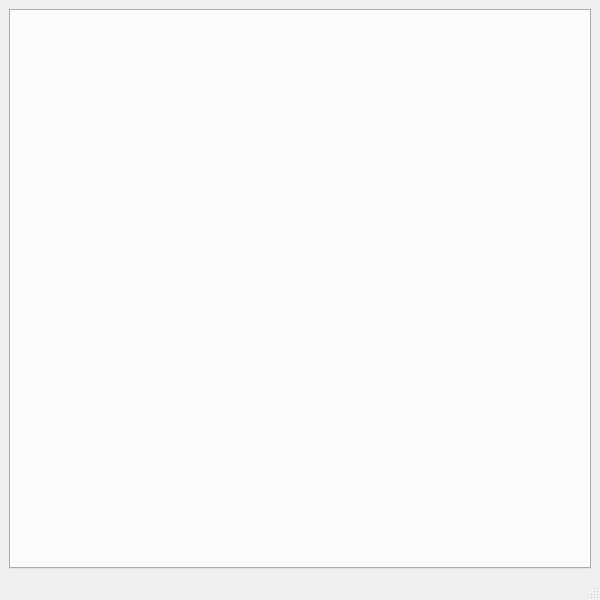
First picture: the form in mainwindow.ui, repository Alassane-diaa/Position_based_dynamics, before the edit.
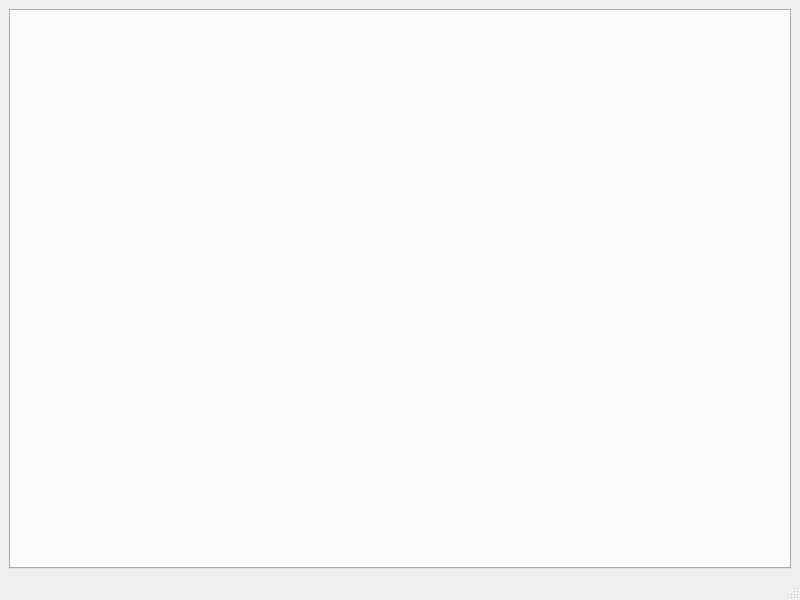
Second picture: the form after the edit.

Commit message: Taille de la fenêtre fixée & pas de redimensionnement

Patch:
```diff
--- a/mainwindow.ui
+++ b/mainwindow.ui
@@ -6,7 +6,7 @@
    <rect>
     <x>0</x>
     <y>0</y>
-    <width>600</width>
+    <width>800</width>
     <height>600</height>
    </rect>
   </property>
```
The commit also changes 4 other files.
